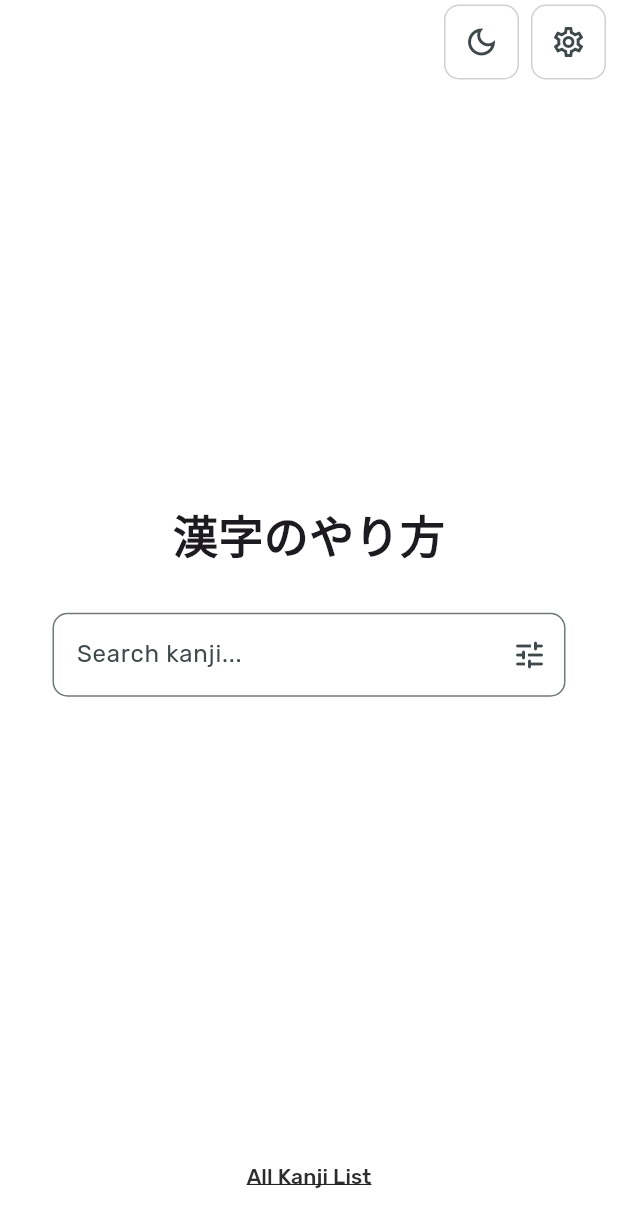
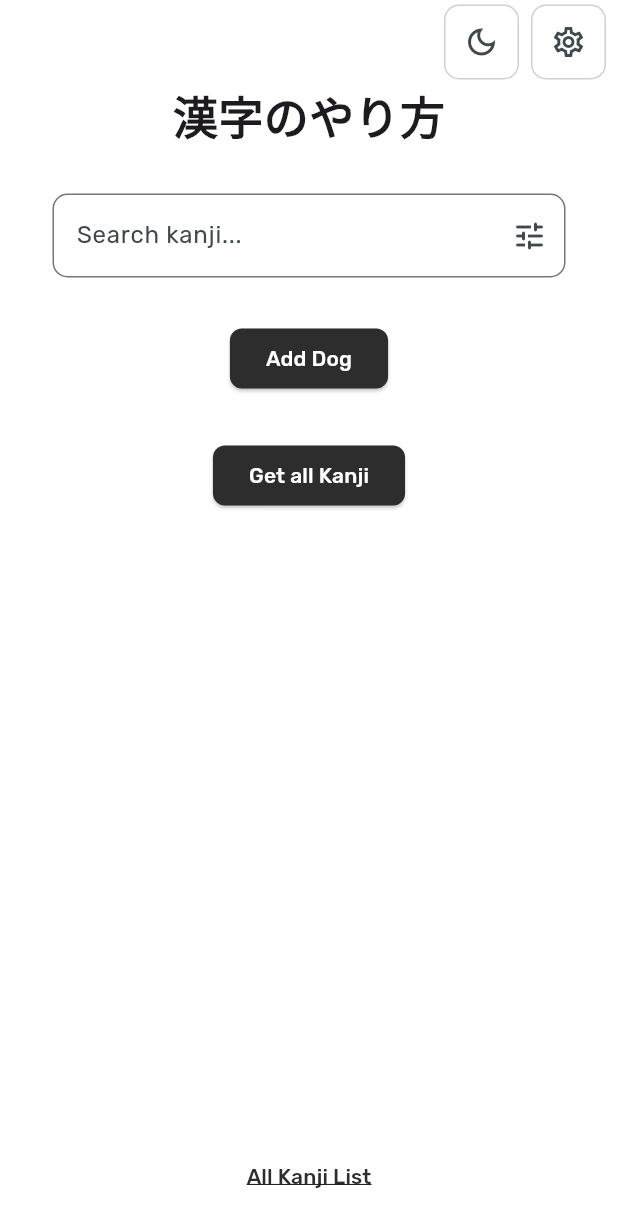
Before and after one commit to hanz-fr/kanji-no-yarikata-mobile, a Flutter app: the screen it shows after launch, on a phone screen of 412 x 824 dp. Shown: the top 1227 px of the screen. Run offline on Flutter 3.47's test engine with Material 3 defaults, Android fonts, the phone set to English and light mode, and no system bars; our stand-ins replace google_fonts, shared_preferences, sqflite; accounts and stored records are empty.

Commit message:
feat: add boilerplate code for kanji database (wip)

```diff
--- /dev/null
+++ b/lib/data/datasources/app.database.dart
@@ -0,0 +1,131 @@
+import 'dart:async';
+
+import 'package:flutter/widgets.dart';
+import 'package:path/path.dart';
+import 'package:sqflite/sqflite.dart';
+
+void main() async {
+  // Avoid errors caused by flutter upgrade.
+  // Importing 'package:flutter/widgets.dart' is required.
+  WidgetsFlutterBinding.ensureInitialized();
+  // Open the database and store the reference.
+  final database = openDatabase(
+    // Set the path to the database. Note: Using the `join` function from the
+    // `path` package is best practice to ensure the path is correctly
+    // constructed for each platform.
+    join(await getDatabasesPath(), 'doggie_database.db'),
+    // When the database is first created, create a table to store dogs.
+    onCreate: (db, version) {
+      // Run the CREATE TABLE statement on the database.
+      return db.execute(
+        'CREATE TABLE dogs(id INTEGER PRIMARY KEY, name TEXT, age INTEGER)',
+      );
+    },
+    // Set the version. This executes the onCreate function and provides a
+    // path to perform database upgrades and downgrades.
+    version: 1,
+  );
+
+  // Define a function that inserts dogs into the database
+  Future<void> insertDog(Dog dog) async {
+    // Get a reference to the database.
+    final db = await database;
+
+    // Insert the Dog into the correct table. You might also specify the
+    // `conflictAlgorithm` to use in case the same dog is inserted twice.
+    //
+    // In this case, replace any previous data.
+    await db.insert(
+      'dogs',
+      dog.toMap(),
+      conflictAlgorithm: ConflictAlgorithm.replace,
+    );
+  }
+
+  // A method that retrieves all the dogs from the dogs table.
+  Future<List<Dog>> dogs() async {
+    // Get a reference to the database.
+    final db = await database;
+
+    // Query the table for all the dogs.
+    final List<Map<String, Object?>> dogMaps = await db.query('dogs');
+
+    // Convert the list of each dog's fields into a list of `Dog` objects.
+    return [
+      for (final {'id': id as int, 'name': name as String, 'age': age as int}
+          in dogMaps)
+        Dog(id: id, name: name, age: age),
+    ];
+  }
+
+  Future<void> updateDog(Dog dog) async {
+    // Get a reference to the database.
+    final db = await database;
+
+    // Update the given Dog.
+    await db.update(
+      'dogs',
+      dog.toMap(),
+      // Ensure that the Dog has a matching id.
+      where: 'id = ?',
+      // Pass the Dog's id as a whereArg to prevent SQL injection.
+      whereArgs: [dog.id],
+    );
+  }
+
+  Future<void> deleteDog(int id) async {
+    // Get a reference to the database.
+    final db = await database;
+
+    // Remove the Dog from the database.
+    await db.delete(
+      'dogs',
+      // Use a `where` clause to delete a specific dog.
+      where: 'id = ?',
+      // Pass the Dog's id as a whereArg to prevent SQL injection.
+      whereArgs: [id],
+    );
+  }
+
+  // Create a Dog and add it to the dogs table
+  var fido = Dog(id: 0, name: 'Fido', age: 35);
+
+  await insertDog(fido);
+
+  // Now, use the method above to retrieve all the dogs.
+  print(await dogs()); // Prints a list that include Fido.
+
+  // Update Fido's age and save it to the database.
+  fido = Dog(id: fido.id, name: fido.name, age: fido.age + 7);
+  await updateDog(fido);
+
+  // Print the updated results.
+  print(await dogs()); // Prints Fido with age 42.
+
+  // Delete Fido from the database.
+  await deleteDog(fido.id);
+
+  // Print the list of dogs (empty).
+  print(await dogs());
+}
+
+class Dog {
+  final int id;
+  final String name;
+  final int age;
+
+  Dog({required this.id, required this.name, required this.age});
+
+  // Convert a Dog into a Map. The keys must correspond to the names of the
+  // columns in the database.
+  Map<String, Object?> toMap() {
+    return {'id': id, 'name': name, 'age': age};
+  }
+
+  // Implement toString to make it easier to see information about
+  // each dog when using the print statement.
+  @override
+  String toString() {
+    return 'Dog{id: $id, name: $name, age: $age}';
+  }
+}
--- /dev/null
+++ b/lib/data/datasources/db_testing.dart
@@ -0,0 +1,131 @@
+import 'dart:async';
+
+import 'package:flutter/widgets.dart';
+import 'package:path/path.dart';
+import 'package:sqflite/sqflite.dart';
+
+void main() async {
+  // Avoid errors caused by flutter upgrade.
+  // Importing 'package:flutter/widgets.dart' is required.
+  WidgetsFlutterBinding.ensureInitialized();
+  // Open the database and store the reference.
+  final database = openDatabase(
+    // Set the path to the database. Note: Using the `join` function from the
+    // `path` package is best practice to ensure the path is correctly
+    // constructed for each platform.
+    join(await getDatabasesPath(), 'doggie_database.db'),
+    // When the database is first created, create a table to store dogs.
+    onCreate: (db, version) {
+      // Run the CREATE TABLE statement on the database.
+      return db.execute(
+        'CREATE TABLE dogs(id INTEGER PRIMARY KEY, name TEXT, age INTEGER)',
+      );
+    },
+    // Set the version. This executes the onCreate function and provides a
+    // path to perform database upgrades and downgrades.
+    version: 1,
+  );
+
+  // Define a function that inserts dogs into the database
+  Future<void> insertDog(Dog dog) async {
+    // Get a reference to the database.
+    final db = await database;
+
+    // Insert the Dog into the correct table. You might also specify the
+    // `conflictAlgorithm` to use in case the same dog is inserted twice.
+    //
+    // In this case, replace any previous data.
+    await db.insert(
+      'dogs',
+      dog.toMap(),
+      conflictAlgorithm: ConflictAlgorithm.replace,
+    );
+  }
+
+  // A method that retrieves all the dogs from the dogs table.
+  Future<List<Dog>> dogs() async {
+    // Get a reference to the database.
+    final db = await database;
+
+    // Query the table for all the dogs.
+    final List<Map<String, Object?>> dogMaps = await db.query('dogs');
+
+    // Convert the list of each dog's fields into a list of `Dog` objects.
+    return [
+      for (final {'id': id as int, 'name': name as String, 'age': age as int}
+          in dogMaps)
+        Dog(id: id, name: name, age: age),
+    ];
+  }
+
+  Future<void> updateDog(Dog dog) async {
+    // Get a reference to the database.
+    final db = await database;
+
+    // Update the given Dog.
+    await db.update(
+      'dogs',
+      dog.toMap(),
+      // Ensure that the Dog has a matching id.
+      where: 'id = ?',
+      // Pass the Dog's id as a whereArg to prevent SQL injection.
+      whereArgs: [dog.id],
+    );
+  }
+
+  Future<void> deleteDog(int id) async {
+    // Get a reference to the database.
+    final db = await database;
+
+    // Remove the Dog from the database.
+    await db.delete(
+      'dogs',
+      // Use a `where` clause to delete a specific dog.
+      where: 'id = ?',
+      // Pass the Dog's id as a whereArg to prevent SQL injection.
+      whereArgs: [id],
+    );
+  }
+
+  // Create a Dog and add it to the dogs table
+  var fido = Dog(id: 0, name: 'Fido', age: 35);
+
+  await insertDog(fido);
+
+  // Now, use the method above to retrieve all the dogs.
+  print(await dogs()); // Prints a list that include Fido.
+
+  // Update Fido's age and save it to the database.
+  fido = Dog(id: fido.id, name: fido.name, age: fido.age + 7);
+  await updateDog(fido);
+
+  // Print the updated results.
+  print(await dogs()); // Prints Fido with age 42.
+
+  // Delete Fido from the database.
+  await deleteDog(fido.id);
+
+  // Print the list of dogs (empty).
+  print(await dogs());
+}
+
+class Dog {
+  final int id;
+  final String name;
+  final int age;
+
+  Dog({required this.id, required this.name, required this.age});
+
+  // Convert a Dog into a Map. The keys must correspond to the names of the
+  // columns in the database.
+  Map<String, Object?> toMap() {
+    return {'id': id, 'name': name, 'age': age};
+  }
+
+  // Implement toString to make it easier to see information about
+  // each dog when using the print statement.
+  @override
+  String toString() {
+    return 'Dog{id: $id, name: $name, age: $age}';
+  }
+}
--- /dev/null
+++ b/lib/data/datasources/kanji.dao.dart
@@ -0,0 +1,41 @@
+class Kanji {
+  final String id;
+  final String kanji;
+  final String meaning;
+  final String jlpt;
+  final int grade;
+  final int strokeCount;
+  final String onyomi;
+  final String onyomiRomaji;
+  final String kunyomi;
+  final String kunyomiRomaji;
+  final String radical;
+  final int radicalNumber;
+  final String frequency;
+  final String joyoListStatus;
+  final String mnemonic;
+  final String svg;
+  final List kanjiExamples;
+  final List kanjiComponents;
+
+  const Kanji({
+    required this.id,
+    required this.kanji,
+    required this.meaning,
+    required this.jlpt,
+    required this.grade,
+    required this.strokeCount,
+    required this.onyomi,
+    required this.onyomiRomaji,
+    required this.kunyomi,
+    required this.kunyomiRomaji,
+    required this.radical,
+    required this.radicalNumber,
+    required this.frequency,
+    required this.joyoListStatus,
+    required this.mnemonic,
+    required this.svg,
+    required this.kanjiExamples,
+    required this.kanjiComponents,
+  });
+}
--- /dev/null
+++ b/lib/domain/entities/inu.dart
@@ -0,0 +1,8 @@
+/* Define the Dog Entity (Core Objects) */
+class Dog {
+  final int id;
+  final String name;
+  final int age;
+
+  const Dog({required this.id, required this.name, required this.age});
+}
--- /dev/null
+++ b/lib/domain/entities/kanji.dart
@@ -0,0 +1,41 @@
+class Kanji {
+  final String id;
+  final String kanji;
+  final String meaning;
+  final String jlpt;
+  final int grade;
+  final int strokeCount;
+  final String onyomi;
+  final String onyomiRomaji;
+  final String kunyomi;
+  final String kunyomiRomaji;
+  final String radical;
+  final int radicalNumber;
+  final String frequency;
+  final String joyoListStatus;
+  final String mnemonic;
+  final String svg;
+  final List kanjiExamples;
+  final List kanjiComponents;
+
+  const Kanji({
+    required this.id,
+    required this.kanji,
+    required this.meaning,
+    required this.jlpt,
+    required this.grade,
+    required this.strokeCount,
+    required this.onyomi,
+    required this.onyomiRomaji,
+    required this.kunyomi,
+    required this.kunyomiRomaji,
+    required this.radical,
+    required this.radicalNumber,
+    required this.frequency,
+    required this.joyoListStatus,
+    required this.mnemonic,
+    required this.svg,
+    required this.kanjiExamples,
+    required this.kanjiComponents,
+  });
+}
--- /dev/null
+++ b/lib/domain/repositories/inu_repository.dart
@@ -0,0 +1,6 @@
+import '../entities/inu.dart';
+
+abstract class DogRepository {
+  Future<void> insertDog(Dog dog);
+  Future<List<Dog>> dogs();
+}
--- /dev/null
+++ b/lib/domain/repositories/kanji_repository.dart
@@ -0,0 +1,8 @@
+import '../entities/kanji.dart';
+
+abstract class KanjiRepository {
+  Future<void> insertKanji(Kanji kanji);
+  Future<List<Kanji>> getAllKanji();
+  Future<void> editKanji(Kanji updatedKanji);
+  Future<void> deleteKanji(int id);
+}
--- a/lib/presentation/pages/homepage.dart
+++ b/lib/presentation/pages/homepage.dart
@@ -1,11 +1,14 @@
 import 'package:flutter/material.dart';
+import 'package:provider/provider.dart';
+import 'all_kanji/all_kanji.dart';
 import 'package:kanji_no_yarikata_mobile/core/theme/theme.dart';
 import 'package:kanji_no_yarikata_mobile/core/theme/theme_provider.dart';
+import 'package:kanji_no_yarikata_mobile/domain/entities/inu.dart';
+import 'package:kanji_no_yarikata_mobile/providers/kanji_provider.dart';
+import 'package:kanji_no_yarikata_mobile/providers/inu_provider.dart';
 import 'package:kanji_no_yarikata_mobile/presentation/widgets/dialog/filter_dialog.dart';
 import 'package:kanji_no_yarikata_mobile/presentation/widgets/dialog/settings_dialog.dart';
-import 'package:provider/provider.dart';
 
-import 'all_kanji/all_kanji.dart';
 
 class HomepageScreen extends StatelessWidget {
   const HomepageScreen({super.key});
@@ -20,6 +23,8 @@ class HomepageScreen extends StatelessWidget {
   Widget build(BuildContext context) {
 
     Icon toggleThemeIcon = (Provider.of<ThemeProvider>(context, listen: false).themeData == lightMode) ? Icon(Icons.dark_mode_outlined) : Icon(Icons.light_mode_outlined);
+    final dogProvider = Provider.of<DogProvider>(context);
+    final kanjiProvider = Provider.of<KanjiProvider>(context);
 
     return Scaffold(
       backgroundColor: Theme.of(context).colorScheme.surface,
@@ -111,6 +116,30 @@ class HomepageScreen extends StatelessWidget {
               ),
             ),
           ),
+          ElevatedButton(
+            onPressed: () {
+              dogProvider.addDog(Dog(id: 1, name: 'Buddy', age: 3));
+            },
+            child: const Text("Add Dog"),
+          ),
+          ElevatedButton(
+            onPressed: () {
+              kanjiProvider.loadKanji();
+            },
+            child: const Text("Get all Kanji"),
+          ),
+          Expanded(
+            child: ListView.builder(
+              itemCount: dogProvider.dogs.length,
+              itemBuilder: (context, index) {
+                final dog = dogProvider.dogs[index];
+                return ListTile(
+                  title: Text(dog.name),
+                  subtitle: Text('Age: ${dog.age}'),
+                );
+              },
+            ),
+          ),
         ],
       ),
     );
--- /dev/null
+++ b/lib/providers/inu_provider.dart
@@ -0,0 +1,21 @@
+import 'package:flutter/material.dart';
+import '../domain/entities/inu.dart';
+import '../domain/repositories/inu_repository.dart';
+
+class DogProvider extends ChangeNotifier {
+  final DogRepository repository;
+
+  DogProvider({required this.repository});
+
+  List<Dog> dogs = [];
+
+  Future<void> loadDogs() async {
+    dogs = await repository.dogs();
+    notifyListeners();
+  }
+
+  Future<void> addDog(Dog dog) async {
+    await repository.insertDog(dog);
+    await loadDogs();
+  }
+}
--- /dev/null
+++ b/lib/providers/kanji_provider.dart
@@ -0,0 +1,31 @@
+import 'package:flutter/material.dart';
+import '../domain/entities/kanji.dart';
+import '../domain/repositories/kanji_repository.dart';
+
+class KanjiProvider extends ChangeNotifier {
+  final KanjiRepository repository;
+
+  KanjiProvider({required this.repository});
+
+  List<Kanji> kanji = [];
+
+  Future<void> loadKanji() async {
+    kanji = await repository.getAllKanji();
+    notifyListeners();
+  }
+
+  Future<void> insertKanji(Kanji kanji) async {
+    await repository.insertKanji(kanji);
+    await loadKanji();
+  }
+
+  Future<void> editKanji(Kanji updatedKanji) async {
+    await repository.editKanji(updatedKanji);
+    await loadKanji();
+  }
+
+  Future<void> deleteKanji(int id) async {
+    await repository.deleteKanji(id);
+    await loadKanji();
+  }
+}
--- a/pubspec.yaml
+++ b/pubspec.yaml
@@ -10,8 +10,11 @@ dependencies:
   flutter:
     sdk: flutter
   google_fonts: ^6.2.1
+  path: ^1.9.1
+  path_provider: ^2.1.5
   provider: ^6.1.1
   shared_preferences: ^2.5.3
+  sqflite: ^2.4.2
 
 dev_dependencies:
   flutter_test:
@@ -19,4 +22,6 @@ dev_dependencies:
   flutter_lints: ^5.0.0
 
 flutter:
+  assets:
+      - assets/database/kanji.db
   uses-material-design: true
```
Also changed, not shown: lib/data/datasources/inu_db.dart (added, +49 -0 lines), lib/data/datasources/kanji_database.dart (added, +64 -0 lines), lib/data/models/inu_model.dart (added, +22 -0 lines), lib/data/models/kanji_model.dart (added, +72 -0 lines), lib/main.dart (+18 -11 lines), pubspec.lock, 2 other files.
